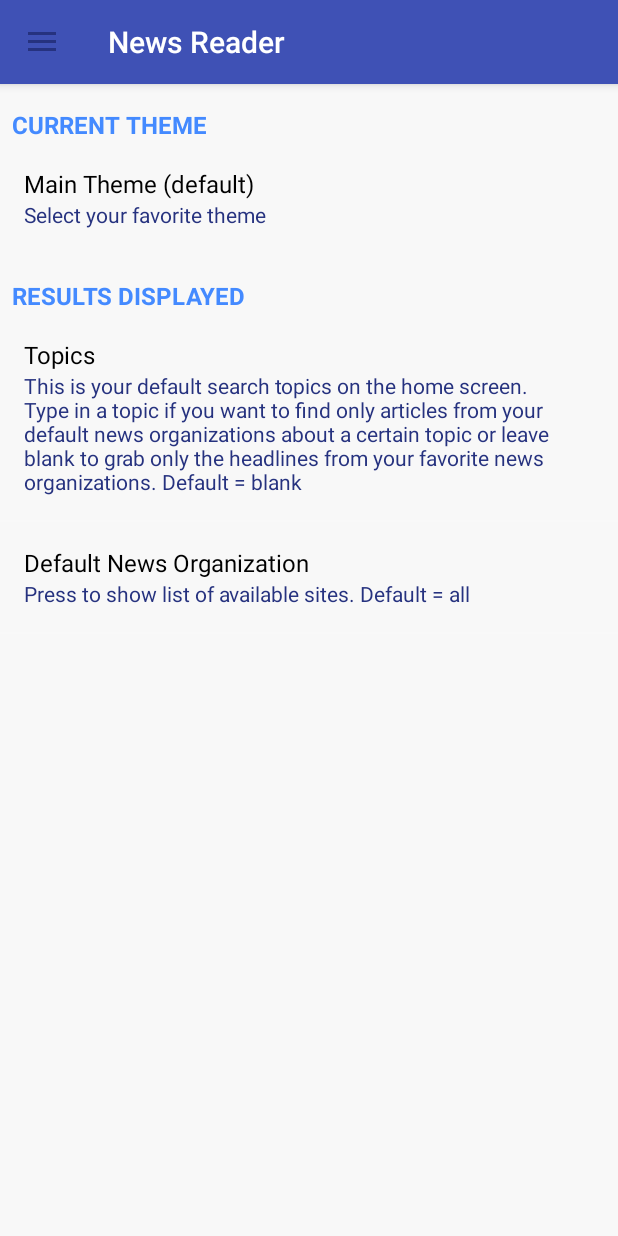
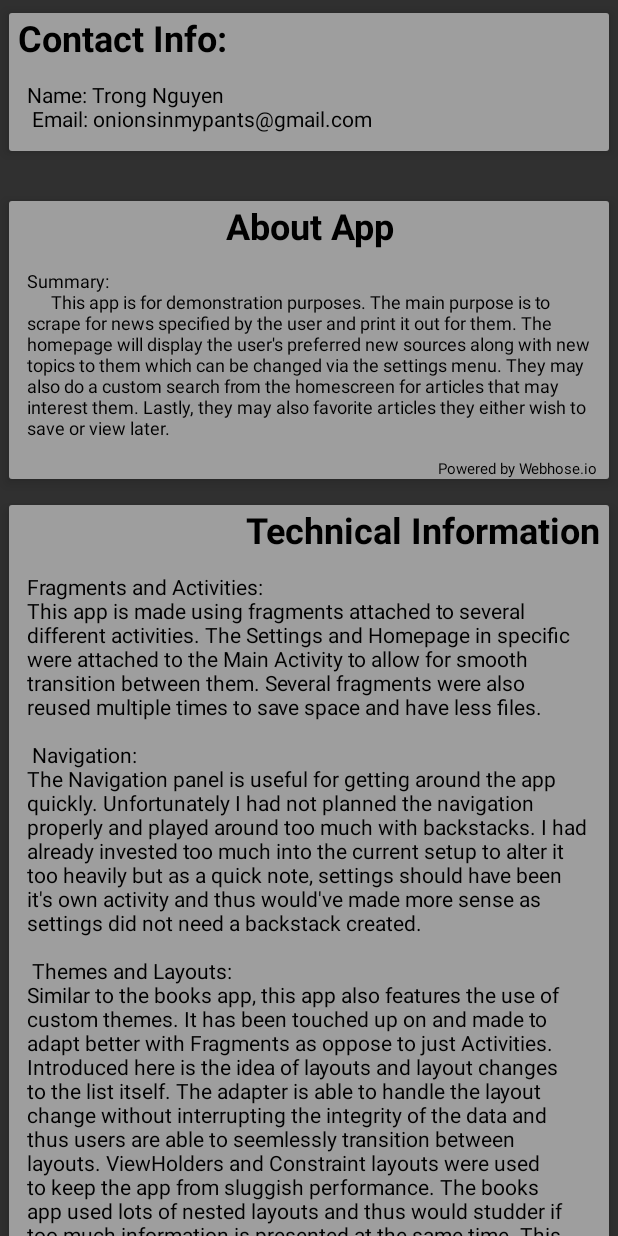
Before and after one commit to onionsalot/NewsReader, an Android app: the screen it shows after launch (MainActivity before the commit, AboutActivity after it), in the side drawer, after a tap on "About Project", on a phone screen of 412 x 824 dp. Run offline under Robolectric (Android 15) with nearby library versions, the phone set to English and light mode, and no system bars; our stand-ins replace Picasso; libraries missing offline, so code that uses them is left out: com.like; pictures from the network do not load; 3 statements that could not run were skipped.

Commit message:
Finished "about" page

```diff
--- a/app/src/main/AndroidManifest.xml
+++ b/app/src/main/AndroidManifest.xml
@@ -26,13 +26,17 @@
         </activity>
         <activity
             android:name=".SearchActivity"
-            android:label="Custom Search"></activity>
-        <activity android:name=".FavoritesActivity"
-            android:label="Favorites"></activity>
+            android:label="Custom Search" />
+        <activity
+            android:name=".FavoritesActivity"
+            android:label="Favorites" />
+
         <provider
             android:name=".data.NewsProvider"
             android:authorities="org.example.trongnguyen.newsreader"
             android:exported="false" />
+
+        <activity android:name=".AboutActivity"></activity>
     </application>
 
 </manifest>
--- /dev/null
+++ b/app/src/main/java/org/example/trongnguyen/newsreader/AboutActivity.java
@@ -0,0 +1,13 @@
+package org.example.trongnguyen.newsreader;
+
+import android.support.v7.app.AppCompatActivity;
+import android.os.Bundle;
+
+public class AboutActivity extends AppCompatActivity {
+
+    @Override
+    protected void onCreate(Bundle savedInstanceState) {
+        super.onCreate(savedInstanceState);
+        setContentView(R.layout.activity_about);
+    }
+}
--- a/app/src/main/java/org/example/trongnguyen/newsreader/MainActivity.java
+++ b/app/src/main/java/org/example/trongnguyen/newsreader/MainActivity.java
@@ -135,6 +135,9 @@ public class MainActivity extends AppCompatActivity {
                         Intent intent = new Intent(getApplicationContext(), FavoritesActivity.class);
                         startActivity(intent);
                         break;
+                    case R.id.nav_about:
+                        Intent aboutIntent = new Intent(getApplicationContext(), AboutActivity.class);
+                        startActivity(aboutIntent);
                     default:
                         break;
                 }
--- /dev/null
+++ b/app/src/main/res/layout/activity_about.xml
@@ -0,0 +1,119 @@
+<?xml version="1.0" encoding="utf-8"?>
+<LinearLayout xmlns:android="http://schemas.android.com/apk/res/android"
+    xmlns:app="http://schemas.android.com/apk/res-auto"
+    xmlns:tools="http://schemas.android.com/tools"
+    android:layout_width="match_parent"
+    android:layout_height="match_parent"
+    android:orientation="vertical"
+    tools:context=".AboutActivity">
+
+    <android.support.v4.widget.NestedScrollView
+        android:layout_width="match_parent"
+        android:layout_height="match_parent"
+        android:fillViewport="true">
+
+        <LinearLayout
+            android:layout_width="match_parent"
+            android:layout_height="wrap_content"
+            android:orientation="vertical" >
+
+            <android.support.v7.widget.CardView
+                android:layout_width="match_parent"
+                android:layout_height="match_parent"
+                android:layout_marginBottom="16dp"
+                app:cardElevation="5dp"
+                app:cardUseCompatPadding="true">
+
+                <LinearLayout
+                    android:layout_width="match_parent"
+                    android:layout_height="wrap_content"
+                    android:background="?attr/customBackgroundColorDark"
+                    android:orientation="vertical">
+
+                    <TextView
+                        android:layout_width="match_parent"
+                        android:layout_height="wrap_content"
+                        android:paddingLeft="6dp"
+                        android:text="Contact Info:"
+                        android:textSize="24sp"
+                        android:textStyle="bold" />
+
+                    <TextView
+                        android:layout_width="match_parent"
+                        android:layout_height="wrap_content"
+                        android:padding="12dp"
+                        android:text="Name: Trong Nguyen\n Email: onionsinmypants@gmail.com" />
+                </LinearLayout>
+            </android.support.v7.widget.CardView>
+
+            <android.support.v7.widget.CardView
+                android:layout_width="match_parent"
+                android:layout_height="match_parent"
+                app:cardElevation="5dp"
+                app:cardUseCompatPadding="true">
+
+                <LinearLayout
+                    android:layout_width="match_parent"
+                    android:layout_height="wrap_content"
+                    android:background="?attr/customBackgroundColorDark"
+                    android:orientation="vertical">
+
+                    <TextView
+                        android:layout_width="match_parent"
+                        android:layout_height="wrap_content"
+                        android:paddingLeft="2dp"
+                        android:text="About App"
+                        android:textAlignment="center"
+                        android:textSize="24sp"
+                        android:textStyle="bold" />
+
+                    <TextView
+                        android:layout_width="match_parent"
+                        android:layout_height="wrap_content"
+                        android:padding="12dp"
+                        android:text="@string/about_page"
+                        android:textSize="12sp" />
+
+                    <TextView
+                        android:layout_width="match_parent"
+                        android:layout_height="wrap_content"
+                        android:paddingRight="8dp"
+                        android:text="Powered by Webhose.io"
+                        android:textAlignment="textEnd"
+                        android:textSize="10sp" />
+                </LinearLayout>
+            </android.support.v7.widget.CardView>
+
+            <android.support.v7.widget.CardView
+                android:layout_width="match_parent"
+                android:layout_height="match_parent"
+                app:cardElevation="5dp"
+                app:cardUseCompatPadding="true">
+
+                <LinearLayout
+                    android:layout_width="match_parent"
+                    android:layout_height="wrap_content"
+                    android:background="?attr/customBackgroundColorDark"
+                    android:orientation="vertical">
+
+                    <TextView
+                        android:layout_width="match_parent"
+                        android:layout_height="wrap_content"
+                        android:paddingLeft="2dp"
+                        android:paddingRight="6dp"
+                        android:text="Technical Information"
+                        android:textAlignment="textEnd"
+                        android:textSize="24sp"
+                        android:textStyle="bold" />
+
+                    <TextView
+                        android:layout_width="match_parent"
+                        android:layout_height="wrap_content"
+                        android:padding="12dp"
+                        android:text="@string/about_page2" />
+                </LinearLayout>
+            </android.support.v7.widget.CardView>
+        </LinearLayout>
+    </android.support.v4.widget.NestedScrollView>
+
+</LinearLayout>
--- a/app/src/main/res/menu/drawer_menu.xml
+++ b/app/src/main/res/menu/drawer_menu.xml
@@ -17,7 +17,7 @@ tools:showIn="navigation_view">
 
 <item android:title="communicate" >
     <menu>
-        <item android:id="@+id/nav_share"
+        <item android:id="@+id/nav_about"
             android:icon="@drawable/ic_android"
             android:title="About Project"/>
 
--- a/app/src/main/res/values/strings.xml
+++ b/app/src/main/res/values/strings.xml
@@ -1,4 +1,4 @@
-<resources>
+<resources xmlns:tools="http://schemas.android.com/tools">
     <string name="app_name">News Reader</string>
 
 
@@ -12,4 +12,42 @@
 
     <string name="navigation_drawer_open">Open Navigation Drawer</string>
     <string name="navigation_drawer_close">Close Navigation Drawer</string>
+
+    <string name="about_page">
+        Summary: \n\t This app is for demonstration purposes. The main purpose is to scrape for news
+        specified by the user and print it out for them. The homepage will display the user\'s preferred
+        new sources along with new topics to them which can be changed via the settings menu. They may
+        also do a custom search from the homescreen for articles that may interest them. Lastly, they may
+        also favorite articles they either wish to save or view later.
+    </string>
+    <string name="about_page2">
+        Fragments and Activities: \nThis app is made using fragments attached to several different activities. The Settings and Homepage
+        in specific were attached to the Main Activity to allow for smooth transition between them. Several fragments
+        were also reused multiple times to save space and have less files.
+        \n\n
+        Navigation: \nThe Navigation panel is useful for getting around the app quickly. Unfortunately
+        I had not planned the navigation properly and played around too much with backstacks. I had already
+        invested too much into the current setup to alter it too heavily but as a quick note, settings should have
+        been it\'s own activity and thus would\'ve made more sense as settings did not need a backstack created.
+        \n\n
+        Themes and Layouts: \nSimilar to the books app, this app also features the use of custom themes. It has been
+        touched up on and made to adapt better with Fragments as oppose to just Activities. Introduced here is the idea of layouts
+        and layout changes to the list itself. The adapter is able to handle the layout change without interrupting the integrity
+        of the data and thus users are able to seemlessly transition between layouts. ViewHolders and Constraint layouts were
+        used to keep the app from sluggish performance. The books app used lots of nested layouts and thus would studder if
+        too much information is presented at the same time. This approach allowed for all the views to be displayed and subsequently
+        garbage collected without much impact to the user experience.
+        \n\n
+        Favorites: \nThe favorites panel is comprised of both an Adapter to handle the views displayed on the screen,
+        and also an SQLite setup, used to handle more complicated and larger datasets that SharedPreferences was not able to handle.
+        When the user "favorites" an article, the article will then save the information passed in by the article into it\'s
+        respective fields inside of the SQLite table. The homescreen will display items that are favorited represented by a highlighted
+        heart shape. Underneath the hood, the adapter is creating each view after comparing if the news item\'s UID is similar to
+        our SQLite table\'s UID. If there is a match, the adapter will show that the article has already been favorited.
+        A sort function has also been able to the SQLite table to allow the user more control over their data.
+        \nI made it so that once the item is clicked in favorites, it will take you directly to the article. Due to the
+        nature of the API, the user will have to wait 5 seconds before being presented with the site. This is the free
+        version of the API after all and the paid version would\'ve taken the user directly to the site.
+
+    </string>
 </resources>
```
